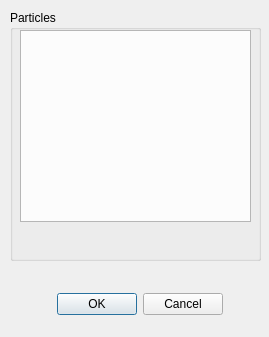
caolandix/DarkSynthesis, file physselectparticledlg.ui: the form before one commit.
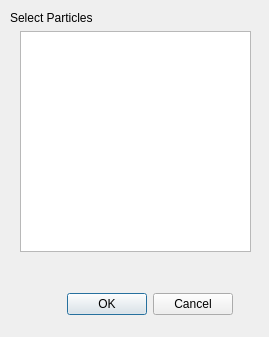
The form after the commit.

What changed in the file:
```diff
--- a/physselectparticledlg.ui
+++ b/physselectparticledlg.ui
@@ -16,7 +16,7 @@
   <widget class="QDialogButtonBox" name="m_buttonBox">
    <property name="geometry">
     <rect>
-     <x>30</x>
+     <x>40</x>
      <y>290</y>
      <width>193</width>
      <height>28</height>
@@ -33,9 +33,9 @@
    <property name="geometry">
     <rect>
      <x>20</x>
-     <y>30</y>
+     <y>31</y>
      <width>231</width>
-     <height>192</height>
+     <height>221</height>
     </rect>
    </property>
    <property name="selectionMode">
@@ -48,17 +48,17 @@
     <bool>true</bool>
    </property>
   </widget>
-  <widget class="QGroupBox" name="m_groupBox">
+  <widget class="QLabel" name="label">
    <property name="geometry">
     <rect>
      <x>10</x>
      <y>10</y>
-     <width>251</width>
-     <height>251</height>
+     <width>91</width>
+     <height>16</height>
     </rect>
    </property>
-   <property name="title">
-    <string>Particles</string>
+   <property name="text">
+    <string>Select Particles</string>
    </property>
   </widget>
  </widget>
```
